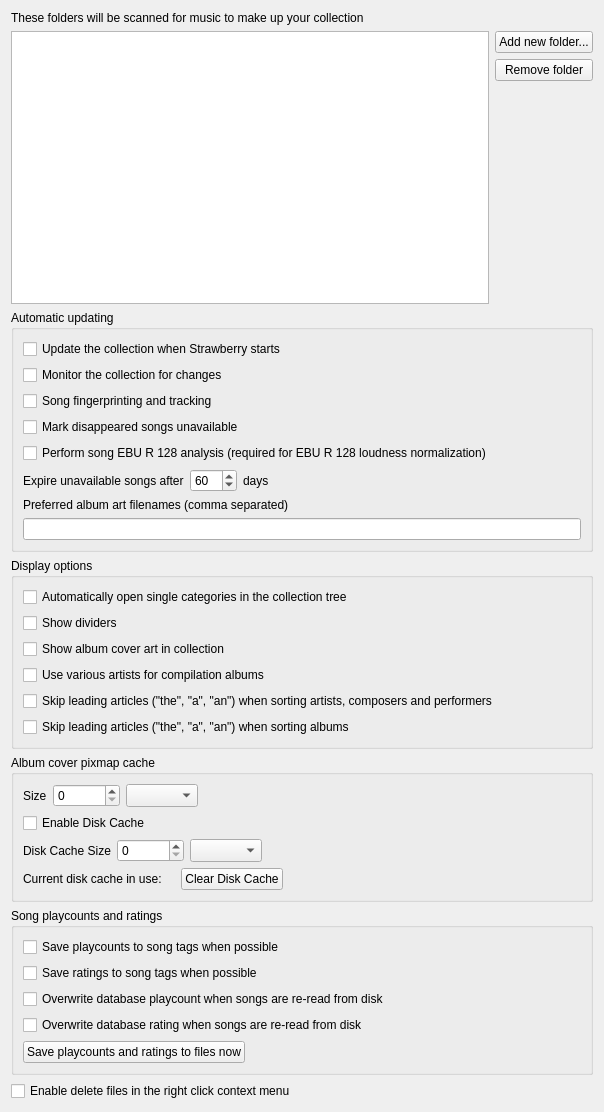
Old version of the form src/settings/collectionsettingspage.ui in the repository strawberrymusicplayer/strawberry.
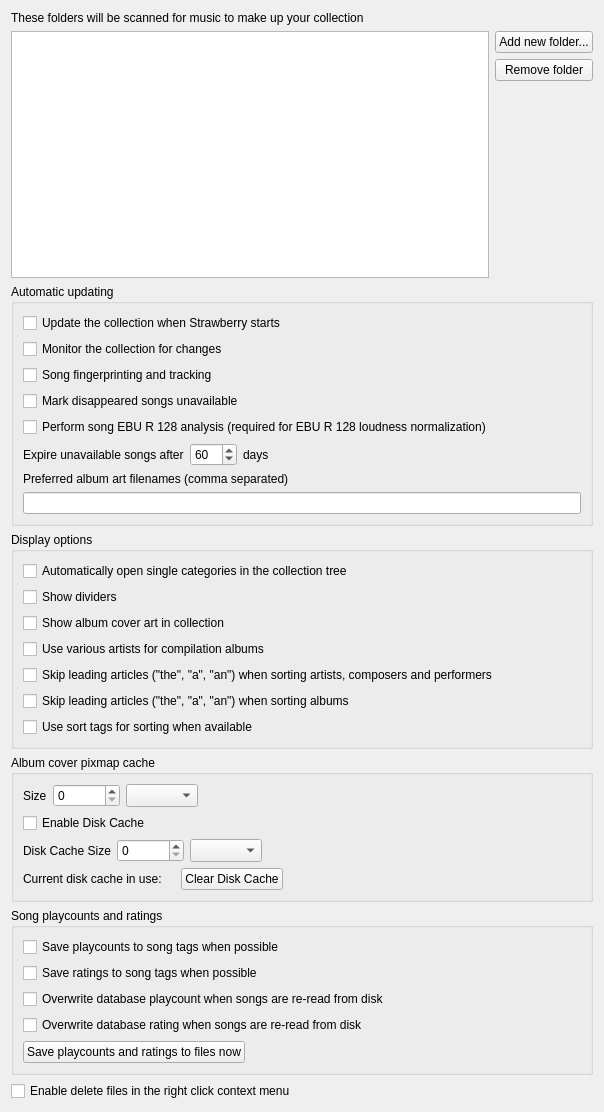
New version of the form.

Commit message: Make using sort tags optional

What changed in the file:
```diff
--- a/src/settings/collectionsettingspage.ui
+++ b/src/settings/collectionsettingspage.ui
@@ -249,6 +249,13 @@
         </property>
        </widget>
       </item>
+      <item>
+       <widget class="QCheckBox" name="checkbox_use_sort_tags">
+        <property name="text">
+         <string>Use sort tags for sorting when available</string>
+        </property>
+       </widget>
+      </item>
      </layout>
     </widget>
    </item>
```
The commit also changes 4 other files.
